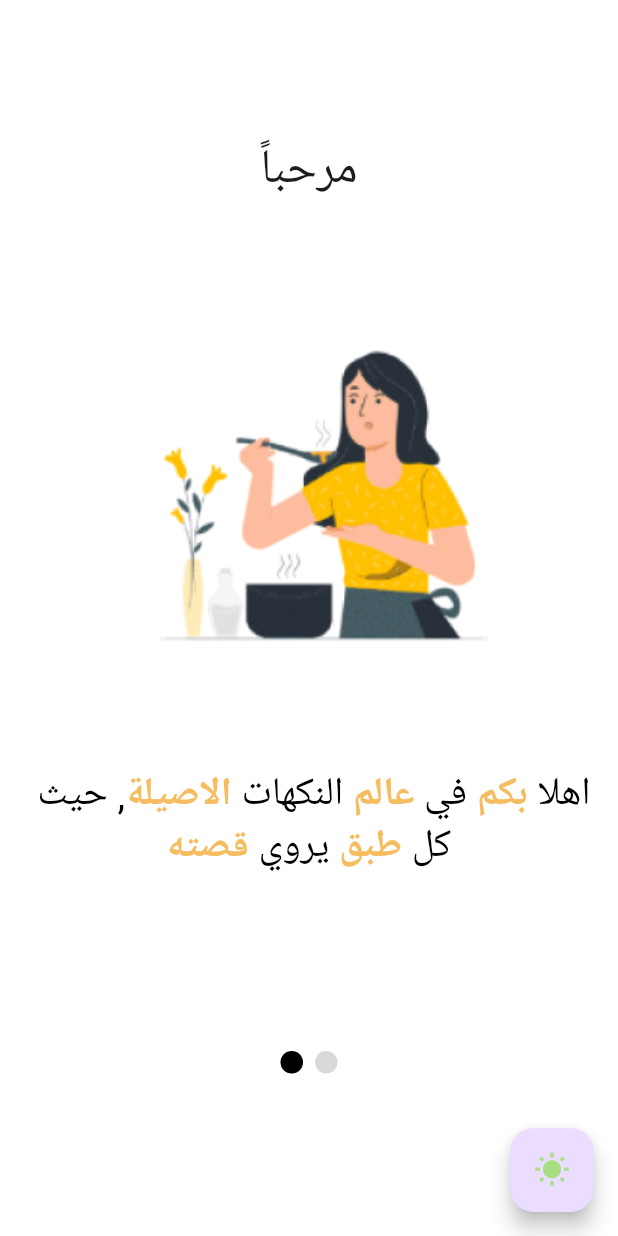
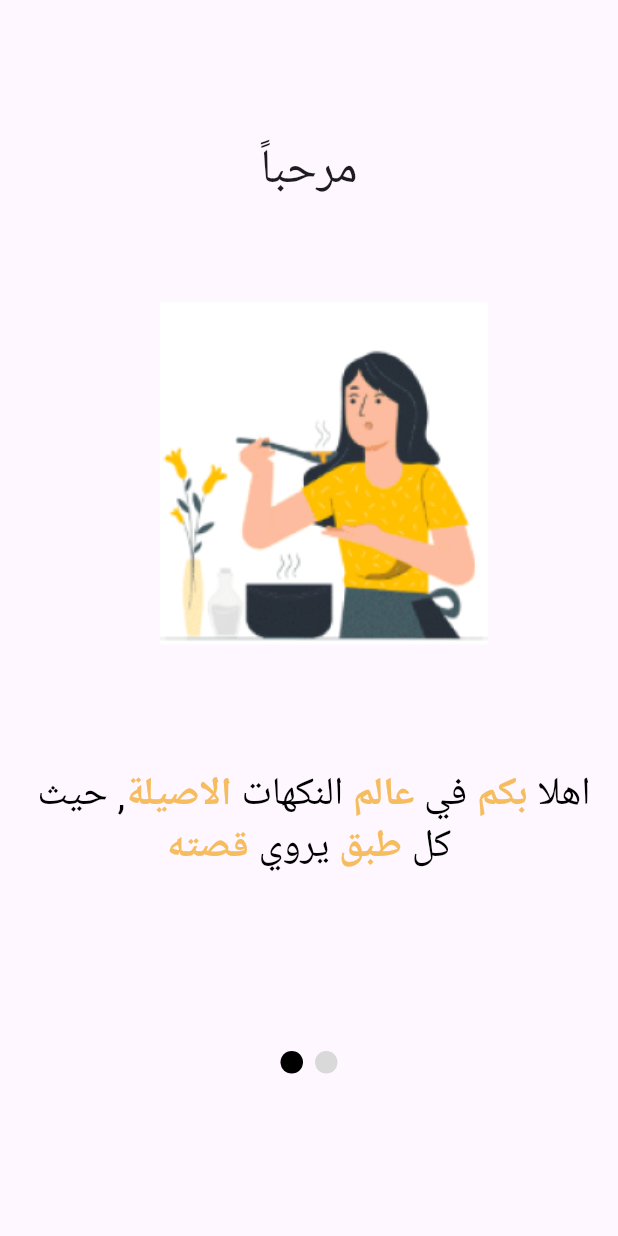
Before and after one commit to mom-food/momFood, a Flutter app: the screen it shows after launch, on a phone screen of 412 x 824 dp. Run offline on Flutter 3.47's test engine with Material 3 defaults, Android fonts, the phone set to English and light mode, and no system bars; drawn by our look-alikes of smooth_page_indicator.

Commit message:
update onboarding

```diff
--- a/app/lib/View/Screens/OnBoarding1.dart
+++ b/app/lib/View/Screens/OnBoarding1.dart
@@ -5,9 +5,9 @@ import '../Widgets/PageIndicator.dart';
 import 'Home.dart';
 
 class Onboarding1 extends StatefulWidget {
-  final ThemeMode themeMode;
+ // final ThemeMode themeMode;
 
-  Onboarding1({required this.themeMode});
+  Onboarding1();
 
   @override
   _Onboarding1State createState() => _Onboarding1State();
@@ -25,7 +25,7 @@ class _Onboarding1State extends State<Onboarding1> {
   @override
   Widget build(BuildContext context) {
     return Scaffold(
-      backgroundColor: widget.themeMode == ThemeMode.light ? Colors.white : Colors.black12,
+      //backgroundColor: widget.themeMode == ThemeMode.light ? Colors.white : Colors.black12,
 
       body: GestureDetector(
         onTap: () {
--- a/app/lib/View/Screens/SplashScreen.dart
+++ b/app/lib/View/Screens/SplashScreen.dart
@@ -19,7 +19,7 @@ class _SplashScreenState extends State<SplashScreen> {
     await Future.delayed(Duration(seconds: 3), () {});
     Navigator.pushReplacement(
       context,
-      MaterialPageRoute(builder: (context) => Onboarding1(themeMode: ThemeMode.light)),
+      MaterialPageRoute(builder: (context) => Onboarding1()),
     );
   }
 
--- a/app/lib/main.dart
+++ b/app/lib/main.dart
@@ -32,7 +32,7 @@ class _MyAppState extends State<MyApp> {
       theme: _themeMode == ThemeMode.light ? ThemeData.light(): ThemeData.dark(),
       home: Scaffold(
 
-        body: Onboarding1(themeMode: _themeMode),
+        body: SplashScreen(),
         floatingActionButton: FloatingActionButton(
           onPressed: _toggleTheme,
           tooltip: 'Switch',
```
